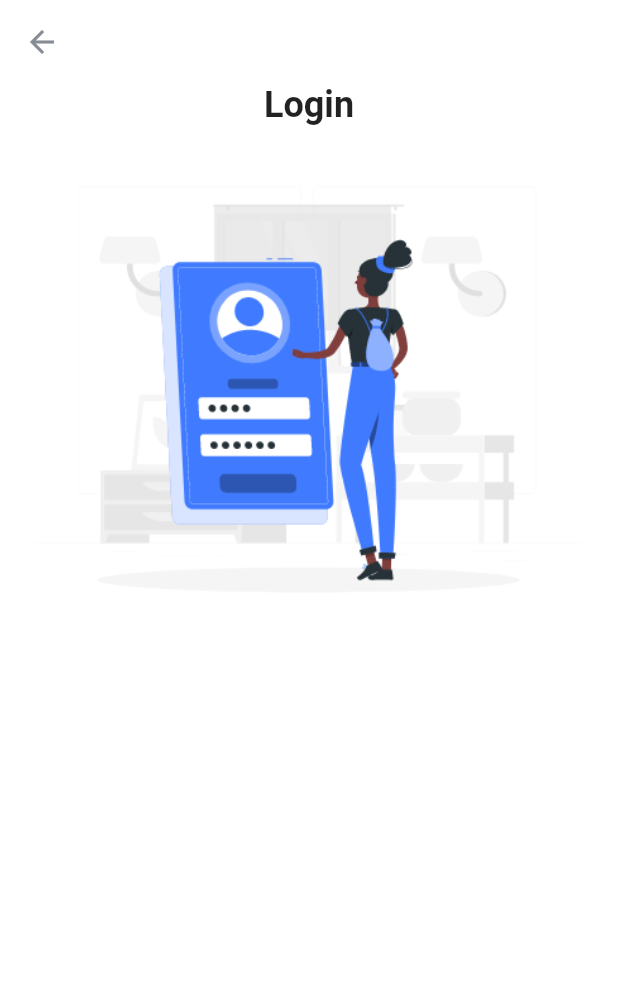
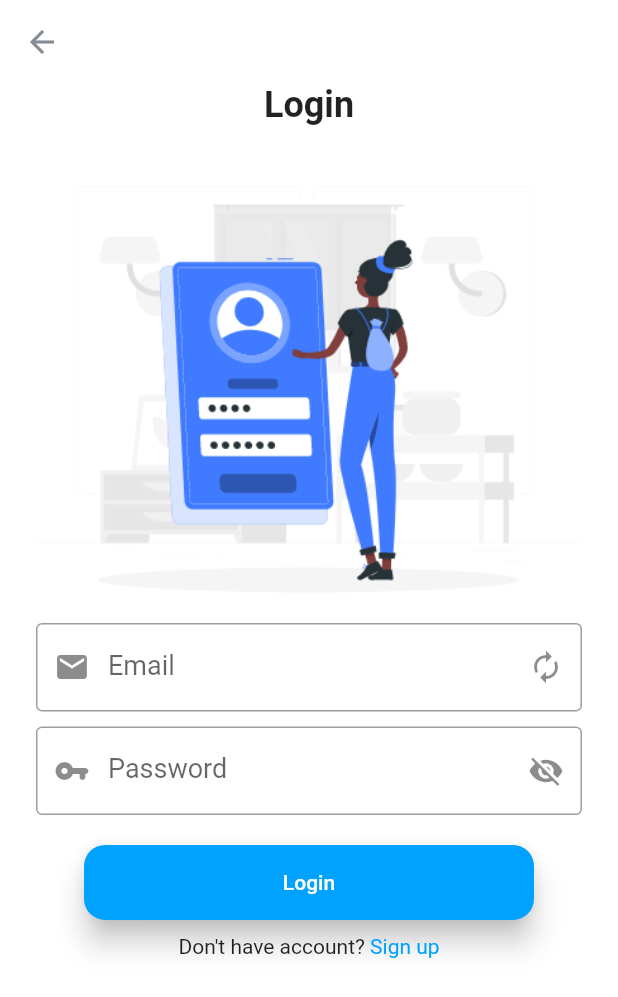
Before and after one commit to khangbdd/BookStore, a Flutter app: the screen it shows after launch, on a phone screen of 412 x 824 dp. Shown: the top 997 px of the screen. Run offline on Flutter 3.47's test engine with Material 2 defaults, Android fonts, the phone set to English and light mode, and no system bars; our stand-ins replace flutter_svg; Roboto replaces fonts that are missing (Roboto-Regular).

```diff
--- a/lib/constraint/dimen.dart
+++ b/lib/constraint/dimen.dart
@@ -1,5 +1,6 @@
 import 'package:flutter/material.dart';
 
 const defaultMargin = 24.00;
-const testMedium = 24.00;
+const textMedium = 24.00;
 const textWelcomeSmall = 18.00;
+const textLogin = 18.00;
--- a/lib/constraint/icon.dart
+++ b/lib/constraint/icon.dart
@@ -1,3 +1,7 @@
 import 'package:flutter/material.dart';
 
 const iconBackArrow = Icon(Icons.arrow_back);
+const iconEmail = Icon(Icons.email);
+const iconEye = Icon(Icons.remove_red_eye);
+const iconEyeOff = Icon(Icons.visibility_off);
+const iconPassword = Icon(Icons.vpn_key_rounded);
--- a/lib/screen/Login/Components/body.dart
+++ b/lib/screen/Login/Components/body.dart
@@ -1,4 +1,6 @@
+import 'package:book_store/constraint/colors.dart';
 import 'package:book_store/constraint/dimen.dart';
+import 'package:book_store/screen/Login/Components/login_form.dart';
 import 'package:flutter/cupertino.dart';
 import 'package:flutter/material.dart';
 
@@ -15,12 +17,35 @@ class Body extends StatelessWidget {
             Text(
               'Login',
               style: TextStyle(
-                  fontSize: testMedium,
+                  fontSize: textMedium,
                   fontFamily: 'Roboto',
                   fontWeight: FontWeight.bold),
             ),
             SizedBox(height: 40),
-            Image.asset('assets/images/img_login.png')
+            Image.asset('assets/images/img_login.png'),
+            SizedBox(height: 20),
+            LoginForm(),
+            SizedBox(height: 10),
+            Row(
+              mainAxisAlignment: MainAxisAlignment.center,
+              children: <Widget>[
+                Text(
+                  'Don\'t have account?',
+                  style: TextStyle(
+                      fontSize: 14,
+                      fontFamily: 'Roboto',
+                      fontWeight: FontWeight.normal),
+                ),
+                Text(
+                  ' Sign up',
+                  style: TextStyle(
+                      fontSize: 14,
+                      color: lightBlue,
+                      fontFamily: 'Roboto',
+                      fontWeight: FontWeight.normal),
+                ),
+              ],
+            )
           ],
         ),
       ),
--- /dev/null
+++ b/lib/screen/Login/Components/button_login.dart
@@ -0,0 +1,36 @@
+import 'package:book_store/constraint/colors.dart';
+import 'package:flutter/material.dart';
+
+class LoginButton extends StatelessWidget {
+  LoginButton (this.formKey): super ();
+  GlobalKey<FormState> formKey;
+  @override
+  Widget build(BuildContext context) {
+    return SizedBox(
+      height: 50,
+      width: 300,
+      child: ElevatedButton(
+        onPressed:() {
+          if(formKey.currentState.validate())
+            formKey.currentState.save();
+          else
+            return;
+        },
+        style: ButtonStyle(
+            backgroundColor: MaterialStateProperty.all(lightBlue),
+            elevation: MaterialStateProperty.all(8),
+            shape: MaterialStateProperty.all<RoundedRectangleBorder>(
+                RoundedRectangleBorder(
+                  borderRadius: BorderRadius.circular(14),
+                ))),
+        child: Text(
+          'Login',
+          style: TextStyle(
+              color: Colors.white,
+              fontSize: 14,
+              fontFamily: 'Roboto-Regular'),
+        ),
+      ),
+    );
+  }
+}
--- /dev/null
+++ b/lib/screen/Login/Components/login_form.dart
@@ -0,0 +1,91 @@
+import 'package:book_store/constraint/dimen.dart';
+import 'package:book_store/constraint/icon.dart';
+import 'package:book_store/screen/Login/Components/button_login.dart';
+import 'package:flutter/cupertino.dart';
+import 'package:flutter/material.dart';
+
+class LoginForm extends StatefulWidget {
+  @override
+  _LoginFormState createState() => _LoginFormState();
+}
+
+class _LoginFormState extends State<LoginForm> {
+  @override
+  String _email;
+  String _password;
+  final GlobalKey<FormState> _formKey = GlobalKey<FormState>();
+  bool _obscurePass = true;
+  TextEditingController _controller = TextEditingController();
+
+  Widget build(BuildContext context) {
+    return Form(
+      key: _formKey,
+      child: Column(
+        children: <Widget>[
+          TextFormField(
+            controller: _controller,
+            decoration: InputDecoration(
+                prefixIcon: iconEmail,
+                labelText: 'Email',
+                labelStyle: TextStyle(fontSize: textLogin),
+                suffixIcon: IconButton(
+                  icon: Icon(Icons.autorenew),
+                  onPressed: (){
+                    //_controller.text = "";
+                    _controller.clear();
+                  },
+                ),
+                border: OutlineInputBorder()),
+            validator: (String value) {
+              if (value.isEmpty) {
+                return 'Email is required';
+              } else if (!RegExp(
+                      r"^[a-zA-Z0-9.!#$%&'*+/=?^_`{|}~-]+@[a-zA-Z0-9](?:[a-zA-Z0-9-]{0,253}[a-zA-Z0-9])?(?:\.[a-zA-Z0-9](?:[a-zA-Z0-9-]{0,253}[a-zA-Z0-9])?)*$")
+                  .hasMatch(value)) {
+                return 'Unvalid Email';
+              }
+              return null;
+            },
+            onSaved: (String value) {
+              _email = value;
+            },
+          ),
+          SizedBox(height: 10),
+          TextFormField(
+            validator: (String value) {
+              if (value.isEmpty) {
+                return "Password is required";
+              } else if (value.length < 6) {
+                return "Password must longer than 6 character";
+              }
+              return null;
+            },
+            onSaved: (String value) {
+              _password = value;
+            },
+            onChanged: (String value) {
+              _password = value;
+            },
+            obscureText: _obscurePass,
+            decoration: InputDecoration(
+                prefixIcon: iconPassword,
+                labelText: 'Password',
+                labelStyle: TextStyle(fontSize: textLogin),
+                suffixIcon: IconButton(
+                  icon: Icon(
+                      _obscurePass ? Icons.visibility_off : Icons.visibility),
+                  onPressed: () {
+                    setState(() {
+                      _obscurePass = !_obscurePass;
+                    });
+                  },
+                ),
+                border: OutlineInputBorder()),
+          ),
+          SizedBox(height: 20),
+          LoginButton(_formKey),
+        ],
+      ),
+    );
+  }
+}
--- a/lib/screen/welcome/components/body.dart
+++ b/lib/screen/welcome/components/body.dart
@@ -18,7 +18,7 @@ class Body extends StatelessWidget {
             Text(
               'Welcome to Smart Book Store',
               style: TextStyle(
-                  fontSize: testMedium,
+                  fontSize: textMedium,
                   fontFamily: 'Roboto',
                   fontWeight: FontWeight.bold),
             ),
```
